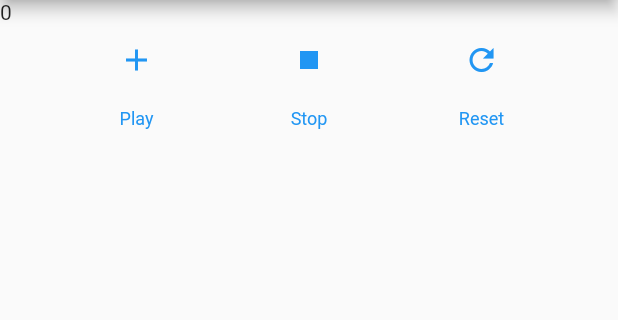
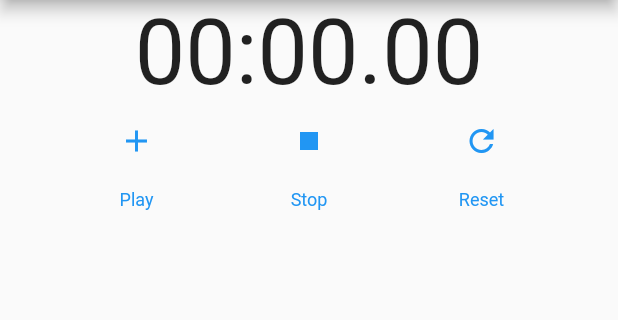
Before and after one commit to justincbeck/flutter_stopwatch, a Flutter app: the screen it shows after launch, on a phone screen of 412 x 824 dp, the part 84-404 px from its top. Run offline on Flutter 3.47's test engine with Material 2 defaults, Android fonts, the phone set to English and light mode, and no system bars; our stand-ins replace logger.

Commit message:
display actual time instead of millis

```diff
--- a/lib/models/stop_watch.dart
+++ b/lib/models/stop_watch.dart
@@ -1,4 +1,5 @@
 class StopWatch {
+  bool running = false;
   num timeInterval = -1;
   num start = 0;
   num lapStart = 0;
--- a/lib/notifiers/stop_watch_notifier.dart
+++ b/lib/notifiers/stop_watch_notifier.dart
@@ -1,12 +1,44 @@
 import 'package:flutter/material.dart';
+import 'package:logger/logger.dart';
 import 'dart:async';
 import 'package:stopwatch/models/stop_watch.dart';
 
 class StopWatchNotifier with ChangeNotifier {
   final StopWatch _stopWatch = StopWatch();
   late Timer _timer;
+  Logger logger = Logger();
 
-  getTotalMillis() {
+  isRunning() {
+    return _stopWatch.running;
+  }
+
+  getTime() {
+    num currentMillis = _getTotalMillis();
+    num hours = (currentMillis / (60 * 60 * 1000)).floor() % 24;
+    num minutes = (currentMillis / (60 * 1000)).floor() % 60;
+    num seconds = (currentMillis / 1000).floor() % 60;
+    num millis = currentMillis % 60;
+
+    String paddedHours = _pad(hours);
+    String paddedMinutes = _pad(minutes);
+    String paddedSeconds = _pad(seconds);
+    String paddedMillis = _pad(millis);
+
+    if (hours > 0) {
+      return "$paddedHours:$paddedMinutes:$paddedSeconds";
+    }
+    return "$paddedMinutes:$paddedSeconds.$paddedMillis";
+  }
+
+  String _pad(num number) {
+    if (number < 10) {
+      return "0$number";
+    } else {
+      return number.toString();
+    }
+  }
+
+  _getTotalMillis() {
     return _stopWatch.totalMillis;
   }
 
@@ -14,6 +46,7 @@ class StopWatchNotifier with ChangeNotifier {
     DateTime start = DateTime.now();
     _stopWatch.start = start.millisecondsSinceEpoch - _stopWatch.totalMillis;
     _stopWatch.lapStart = start.millisecondsSinceEpoch - _stopWatch.lapMillis;
+    _stopWatch.running = true;
     _timer = Timer.periodic(const Duration(milliseconds: 10), (timer) {
       DateTime now = DateTime.now();
       _stopWatch.totalMillis = now.millisecondsSinceEpoch - _stopWatch.start;
@@ -24,6 +57,7 @@ class StopWatchNotifier with ChangeNotifier {
 
   stop() {
     _timer.cancel();
+    _stopWatch.running = false;
     notifyListeners();
   }
 
--- a/lib/screens/home_screen.dart
+++ b/lib/screens/home_screen.dart
@@ -21,72 +21,38 @@ class _HomeScreenState extends State<HomeScreen> {
         ),
         body: Column(
           children: [
-            Row(children: [
-              Text(stopWatchNotifier.getTotalMillis().toString()),
+            Row(mainAxisAlignment: MainAxisAlignment.center, children: [
+              Text(stopWatchNotifier.getTime(), style: const TextStyle(fontSize: 60)),
             ]),
             Row(mainAxisAlignment: MainAxisAlignment.spaceEvenly, children: [
-              Column(
+              _buildButtonColumn(stopWatchNotifier.start, const Icon(Icons.add, color: Colors.blue), 'Play'),
+              _buildButtonColumn(stopWatchNotifier.stop, const Icon(Icons.stop, color: Colors.blue), 'Stop'),
+              _buildButtonColumn(stopWatchNotifier.reset, const Icon(Icons.refresh, color: Colors.blue), 'Reset'),
+            ])
+          ],
+        ));
+  }
+}
+
+Column _buildButtonColumn(Function action, Icon icon, String label) {
+  return Column(
     mainAxisSize: MainAxisSize.min,
     mainAxisAlignment: MainAxisAlignment.center,
     children: [
       IconButton(
-                    icon: const Icon(Icons.add, color: Colors.blue),
+        icon: icon,
         onPressed: () {
-                      stopWatchNotifier.start();
+          action();
         },
       ),
       Container(
           margin: const EdgeInsets.only(top: 8),
-                      child: const Text('Play',
-                          style: TextStyle(
+          child: Text(label,
+              style: const TextStyle(
                 fontSize: 12,
                 fontWeight: FontWeight.w400,
                 color: Colors.blue,
               )))
     ],
-              ),
-              Column(
-                mainAxisSize: MainAxisSize.min,
-                mainAxisAlignment: MainAxisAlignment.center,
-                children: [
-                  IconButton(
-                    icon: const Icon(Icons.stop, color: Colors.blue),
-                    onPressed: () {
-                      stopWatchNotifier.stop();
-                    },
-                  ),
-                  Container(
-                      margin: const EdgeInsets.only(top: 8),
-                      child: const Text('Stop',
-                          style: TextStyle(
-                            fontSize: 12,
-                            fontWeight: FontWeight.w400,
-                            color: Colors.blue,
-                          )))
-                ],
-              ),
-              Column(
-                mainAxisSize: MainAxisSize.min,
-                mainAxisAlignment: MainAxisAlignment.center,
-                children: [
-                  IconButton(
-                    icon: const Icon(Icons.refresh, color: Colors.blue),
-                    onPressed: () {
-                      stopWatchNotifier.reset();
-                    },
-                  ),
-                  Container(
-                      margin: const EdgeInsets.only(top: 8),
-                      child: const Text('Reset',
-                          style: TextStyle(
-                            fontSize: 12,
-                            fontWeight: FontWeight.w400,
-                            color: Colors.blue,
-                          )))
-                ],
-              )
-            ])
-          ],
-        ));
+  );
 }
-}
--- a/pubspec.yaml
+++ b/pubspec.yaml
@@ -30,6 +30,7 @@ dependencies:
   flutter:
     sdk: flutter
   provider: ^6.0.3
+  logger: ^1.1.0
 
   # The following adds the Cupertino Icons font to your application.
   # Use with the CupertinoIcons class for iOS style icons.
```
Also changed, not shown: pubspec.lock. Lines whose indentation alone changed are shown as unchanged.
